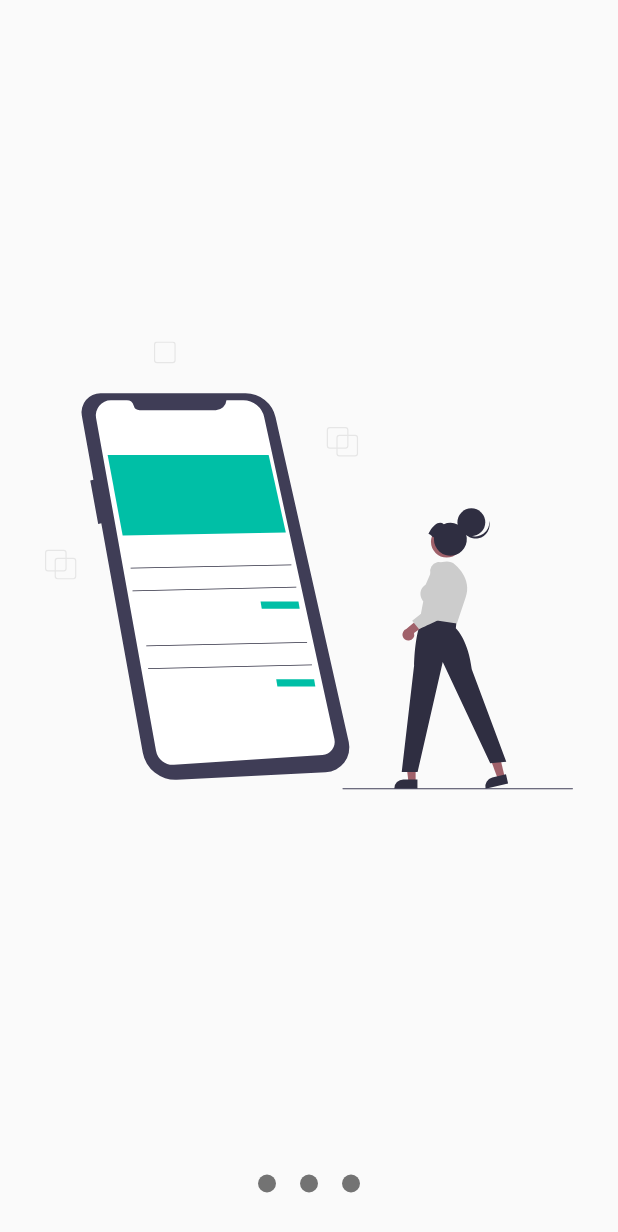
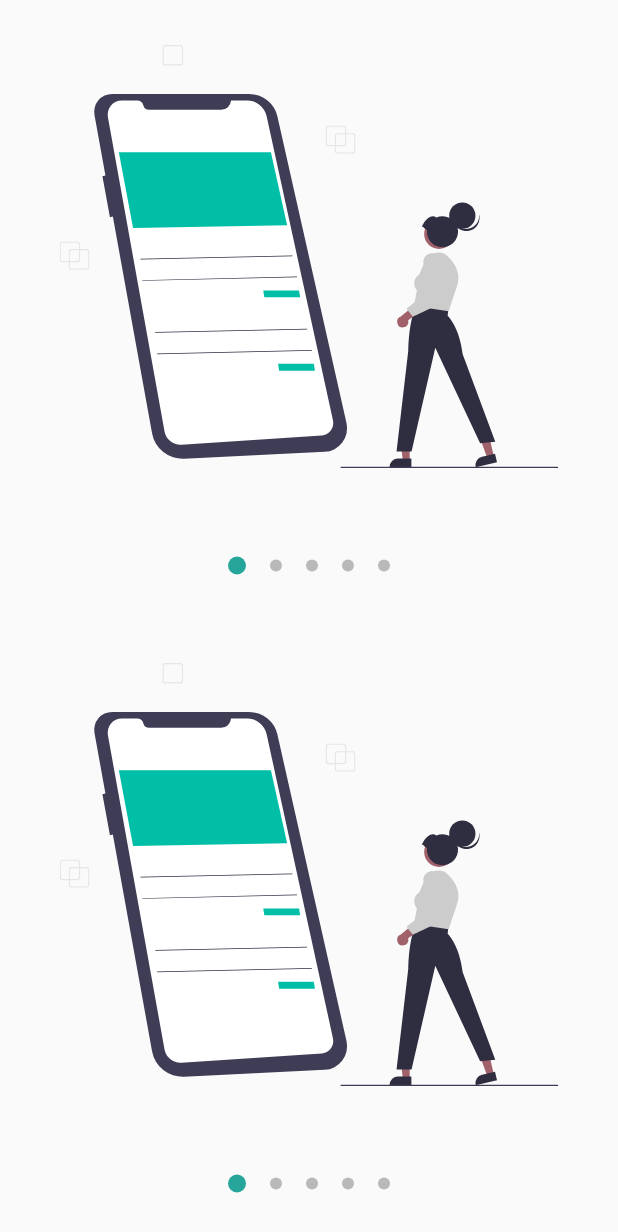
Before and after one commit to masmariuss/app_designs, a Flutter app: the screen it shows after launch, on a phone screen of 412 x 824 dp. Shown: the top 1232 px of the screen. Run offline on Flutter 3.47's test engine with Material 2 defaults, Android fonts, the phone set to English and light mode, and no system bars; our stand-ins replace flutter_svg.

Commit message:
slideshow app done

```diff
--- a/lib/main.dart
+++ b/lib/main.dart
@@ -13,7 +13,7 @@ class MyApp extends StatelessWidget {
     return const MaterialApp(
       debugShowCheckedModeBanner: false,
       title: 'Diseños App',
-      home: SlideShowPage()
+      home: SlideshowPage()
     );
   }
 }
--- /dev/null
+++ b/lib/src/labs/slideshow_page.dart
@@ -0,0 +1,124 @@
+
+import 'package:flutter/material.dart';
+import 'package:provider/provider.dart';
+import 'package:flutter_svg/flutter_svg.dart';
+import '../models/slider_model.dart';
+
+class SlideShowPage extends StatelessWidget {
+  const SlideShowPage({super.key});
+
+  @override
+  Widget build(BuildContext context) {
+    return ChangeNotifierProvider(
+      create: (_) => SliderModel(),
+      child: Scaffold(
+        body: Center(
+          child: Column(
+            children: [
+              Expanded(
+                child: _Slides()
+              ),
+              _Dots(),
+
+            ],
+          ),
+        ),
+      ),
+    );
+  }
+}
+
+class _Dots extends StatelessWidget {
+
+  @override
+  Widget build(BuildContext context) {
+    return SizedBox(
+      width: double.infinity,
+      height: 70,
+      child: Row(
+        mainAxisAlignment: MainAxisAlignment.center,
+        children: [
+          _Dot(0),
+          _Dot(1),
+          _Dot(2),
+        ],
+      ),
+    );
+  }
+}
+
+class _Dot extends StatelessWidget {
+
+  final int index;
+
+  const _Dot(this.index);
+
+  @override
+  Widget build(BuildContext context) {
+
+    final pageViewIndex = Provider.of<SliderModel>(context).currentPage;
+
+    return AnimatedContainer(
+      duration: const Duration(milliseconds: 200),
+      width: 12,
+      height: 12,
+      margin: const EdgeInsets.symmetric(horizontal: 8),
+      decoration: BoxDecoration(
+        color: (pageViewIndex >= index - 0.5 && pageViewIndex < index + 0.5 )
+        ? Colors.greenAccent :  Colors.black54,
+        shape: BoxShape.circle),
+    );
+  }
+}
+
+class _Slides extends StatefulWidget {
+
+  @override
+  State<_Slides> createState() => _SlidesState();
+}
+
+class _SlidesState extends State<_Slides> {
+
+  final pageViewController = PageController();
+
+  @override
+    void initState() {
+      super.initState();
+
+      pageViewController.addListener(() {
+
+        // print('Página actual: ${ pageViewController.page }');
+
+        Provider.of<SliderModel>(context, listen: false).currentPage = pageViewController.page!;
+      });
+    }
+
+  @override
+  Widget build(BuildContext context) {
+    return PageView(
+      controller: pageViewController,
+        children: const <Widget>[
+          _Slide('assets/svg/slide-1.svg'),
+          _Slide('assets/svg/slide-2.svg'),
+          _Slide('assets/svg/slide-3.svg'),
+        ],
+    );
+  }
+}
+
+class _Slide extends StatelessWidget {
+
+  final String svg;
+
+  const _Slide(this.svg);
+
+  @override
+  Widget build(BuildContext context) {
+    return Container(
+      width: double.infinity,
+      height: double.infinity,
+      padding: const EdgeInsets.all(30),
+      child: SvgPicture.asset(svg),
+    );
+  }
+}
--- /dev/null
+++ b/lib/src/models/slider_model.dart
@@ -0,0 +1,16 @@
+
+import 'package:flutter/material.dart';
+
+
+class SliderModel with ChangeNotifier{
+
+  double _currentPage = 0;
+
+  double get currentPage => this._currentPage;
+
+  set currentPage (double pagina) {
+    this._currentPage = pagina;
+    notifyListeners();
+  }
+
+}
--- a/lib/src/pages/slideshow_page.dart
+++ b/lib/src/pages/slideshow_page.dart
@@ -2,94 +2,42 @@
 import 'package:flutter/material.dart';
 import 'package:flutter_svg/flutter_svg.dart';
 
-class SlideShowPage extends StatelessWidget {
-  const SlideShowPage({super.key});
+import '../widgets/slideshow.dart';
+
+
+class SlideshowPage extends StatelessWidget {
+  const SlideshowPage({super.key});
 
   @override
   Widget build(BuildContext context) {
     return Scaffold(
-      body: Center(
-        child: Column(
-          children: [
-            Expanded(
-              child: _Slides()
-            ),
-            _Dots(),
-
-          ],
-        ),
-      ),
+      body: Column(
+        children: [
+          Expanded(child: MiSlideshow()),
+          Expanded(child: MiSlideshow()),
+        ],
+      )
     );
   }
 }
 
-class _Dots extends StatelessWidget {
+class MiSlideshow extends StatelessWidget {
 
   @override
   Widget build(BuildContext context) {
-    return SizedBox(
-      width: double.infinity,
-      height: 70,
-      child: Row(
-        mainAxisAlignment: MainAxisAlignment.center,
-        children: [
-          _Dot(),
-          _Dot(),
-          _Dot(),
-        ],
-      ),
+    return Slideshow(
+      bulletPrimario: 12,
+      bulletSecundario: 8,
+      dotsUp: false,
+      // dotsColorPrimario: Colors.black87,
+      // dotsColorSecundario: Colors.black12,
+      slides: [
+        SvgPicture.asset('assets/svg/slide-1.svg'),
+        SvgPicture.asset('assets/svg/slide-2.svg'),
+        SvgPicture.asset('assets/svg/slide-3.svg'),
+        SvgPicture.asset('assets/svg/slide-4.svg'),
+        SvgPicture.asset('assets/svg/slide-5.svg'),
+      ],
     );
   }
 }
-
-class _Dot extends StatelessWidget {
-
-  @override
-  Widget build(BuildContext context) {
-    return Container(
-      width: 12,
-      height: 12,
-      margin: const EdgeInsets.symmetric(horizontal: 8),
-      decoration: const BoxDecoration(
-        color: Colors.black54,
-        shape: BoxShape.circle
-      ),
-    );
-  }
-}
-
-class _Slides extends StatefulWidget {
-
-  @override
-  State<_Slides> createState() => _SlidesState();
-}
-
-class _SlidesState extends State<_Slides> {
-  @override
-  Widget build(BuildContext context) {
-    return PageView(
-        children: const <Widget>[
-          _Slide('assets/svg/slide-1.svg'),
-          _Slide('assets/svg/slide-2.svg'),
-          _Slide('assets/svg/slide-3.svg'),
-        ],
-    );
-  }
-}
-
-class _Slide extends StatelessWidget {
-
-  final String svg;
-
-  const _Slide(this.svg);
-
-  @override
-  Widget build(BuildContext context) {
-    return Container(
-      width: double.infinity,
-      height: double.infinity,
-      padding: const EdgeInsets.all(30),
-      child: SvgPicture.asset(svg),
-    );
-  }
-}
--- /dev/null
+++ b/lib/src/widgets/slideshow.dart
@@ -0,0 +1,217 @@
+
+import 'package:flutter/material.dart';
+import 'package:provider/provider.dart';
+
+
+class Slideshow extends StatelessWidget {
+
+  final List<Widget> slides;
+  final bool dotsUp;
+  final Color dotsColorPrimario;
+  final Color dotsColorSecundario;
+  final double bulletPrimario;
+  final double bulletSecundario;
+
+  const Slideshow({
+    super.key,
+    required this.slides,
+    this.dotsUp               = false,
+    this.dotsColorPrimario    = const Color(0xFF26A69A),
+    this.dotsColorSecundario  = Colors.black26,
+    this.bulletPrimario       = 12.0,
+    this.bulletSecundario     = 12.0,
+  });
+
+  @override
+  Widget build(BuildContext context) {
+    return ChangeNotifierProvider(
+      create: (_) => _SlideshowModel(),
+      child: SafeArea(
+        child: Center(
+          child: Builder(
+            builder: (BuildContext context) {
+
+              Provider.of<_SlideshowModel>(context).dotsColorPrimario   = dotsColorPrimario;
+              Provider.of<_SlideshowModel>(context).dotsColorSecundario = dotsColorSecundario;
+
+              Provider.of<_SlideshowModel>(context).bulletPrimario      = bulletPrimario;
+              Provider.of<_SlideshowModel>(context).bulletSecundario    = bulletSecundario;
+
+              return _CrearEstructuraSlideshow(dotsUp: dotsUp, slides: slides);
+              },
+          ),
+        ),
+      ),
+    );
+  }
+}
+
+class _CrearEstructuraSlideshow extends StatelessWidget {
+  const _CrearEstructuraSlideshow({
+    required this.dotsUp,
+    required this.slides,
+  });
+
+  final bool dotsUp;
+  final List<Widget> slides;
+
+  @override
+  Widget build(BuildContext context) {
+    return Column(
+      children: [
+        if(dotsUp)
+          _Dots(slides.length),
+        Expanded(
+          child: _Slides(slides)
+        ),
+        if (!dotsUp)
+          _Dots(slides.length),
+        ],
+      );
+  }
+}
+
+class _Dots extends StatelessWidget {
+
+  final int totalSlides;
+
+  const _Dots(
+    this.totalSlides
+  );
+
+  @override
+  Widget build(BuildContext context) {
+    return SizedBox(
+      width: double.infinity,
+      height: 70,
+      child: Row(
+        mainAxisAlignment: MainAxisAlignment.center,
+        children: List.generate(totalSlides, (index) =>
+          _Dot(index)),
+      ),
+    );
+  }
+}
+
+class _Dot extends StatelessWidget {
+
+  final int index;
+
+  const _Dot(
+    this.index
+  );
+
+  @override
+  Widget build(BuildContext context) {
+
+    final ssModel = Provider.of<_SlideshowModel>(context);
+    double size;
+    Color color;
+
+    if (ssModel.currentPage >= index - 0.5 && ssModel.currentPage < index + 0.5) {
+      size  = ssModel.bulletPrimario;
+      color = ssModel.dotsColorPrimario;
+    } else {
+      size  = ssModel.bulletSecundario;
+      color = ssModel.dotsColorSecundario;
+    }
+
+    return AnimatedContainer(
+      duration: const Duration(milliseconds: 200),
+      width   : size,
+      height  : size,
+      margin  : const EdgeInsets.symmetric(horizontal: 8),
+      decoration: BoxDecoration(
+        color: color,
+        shape: BoxShape.circle),
+    );
+  }
+}
+
+class _Slides extends StatefulWidget {
+
+final List<Widget> slides;
+
+  const _Slides(this.slides);
+
+
+  @override
+  State<_Slides> createState() => _SlidesState();
+}
+
+class _SlidesState extends State<_Slides> {
+
+  final pageViewController = PageController();
+
+  @override
+    void initState() {
+      super.initState();
+
+      pageViewController.addListener(() {
+        Provider.of<_SlideshowModel>(context, listen: false).currentPage = pageViewController.page!;
+      });
+    }
+
+  @override
+  Widget build(BuildContext context) {
+    return PageView(
+      controller: pageViewController,
+      children: widget.slides.map((slide) => _Slide(slide)).toList(),
+    );
+  }
+}
+
+class _Slide extends StatelessWidget {
+
+  final Widget slide;
+
+  const _Slide(this.slide);
+
+  @override
+  Widget build(BuildContext context) {
+    return Container(
+      width   : double.infinity,
+      height  : double.infinity,
+      padding : const EdgeInsets.all(30),
+      child   : slide,
+    );
+  }
+}
+
+
+class _SlideshowModel with ChangeNotifier{
+
+  double _currentPage         = 0;
+  Color _dotsColorPrimario    = const Color(0xFF00BFA6);
+  Color _dotsColorSecundario  =  Colors.black26;
+  double _bulletPrimario      = 15;
+  double _bulletSecundario    = 12;
+
+
+  double get currentPage => _currentPage;
+  set currentPage (double pagina) {
+    _currentPage = pagina;
+    notifyListeners();
+  }
+
+  Color get dotsColorPrimario => _dotsColorPrimario;
+  set dotsColorPrimario (Color color) {
+    _dotsColorPrimario = color;
+  }
+
+  Color get dotsColorSecundario => _dotsColorSecundario;
+  set dotsColorSecundario (Color color) {
+    _dotsColorSecundario = color;
+  }
+
+  double get bulletPrimario => _bulletPrimario;
+  set bulletPrimario (double size) {
+    _bulletPrimario = size;
+  }
+
+  double get bulletSecundario => _bulletSecundario;
+  set bulletSecundario (double size) {
+    _bulletSecundario = size;
+  }
+
+}
--- a/pubspec.yaml
+++ b/pubspec.yaml
@@ -33,6 +33,7 @@ dependencies:
     sdk: flutter
   flutter_lints: ^3.0.0
   flutter_svg: ^2.0.9
+  provider: ^6.0.5
 
 dev_dependencies:
   flutter_test:
```
Also changed, not shown: pubspec.lock.
